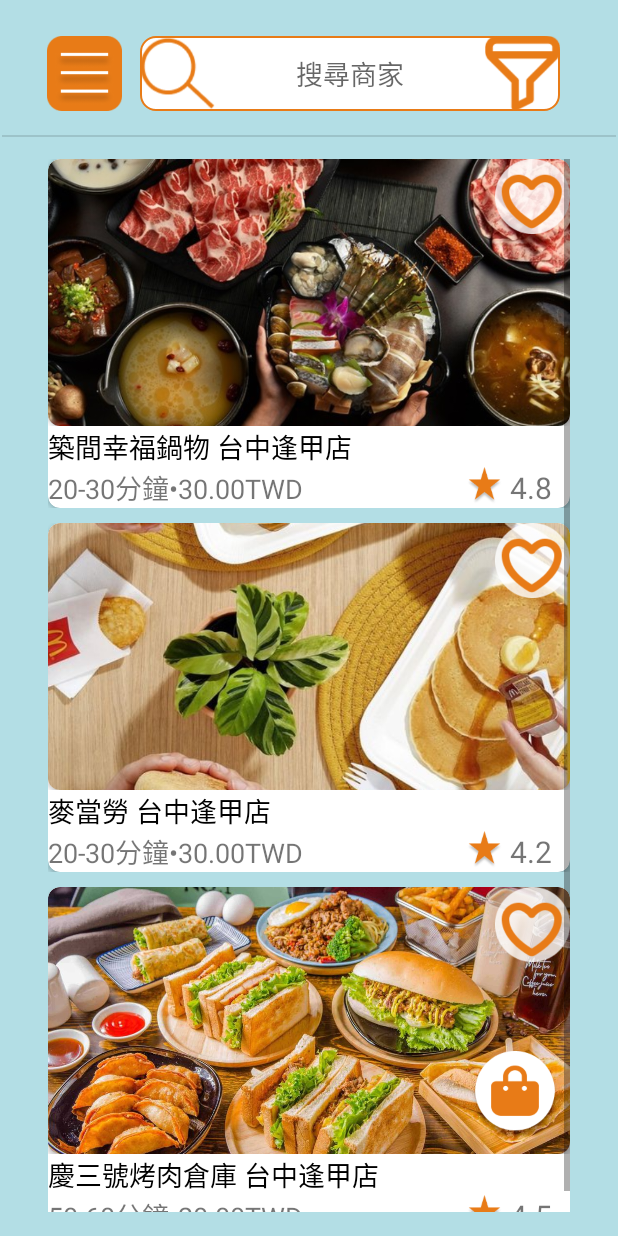
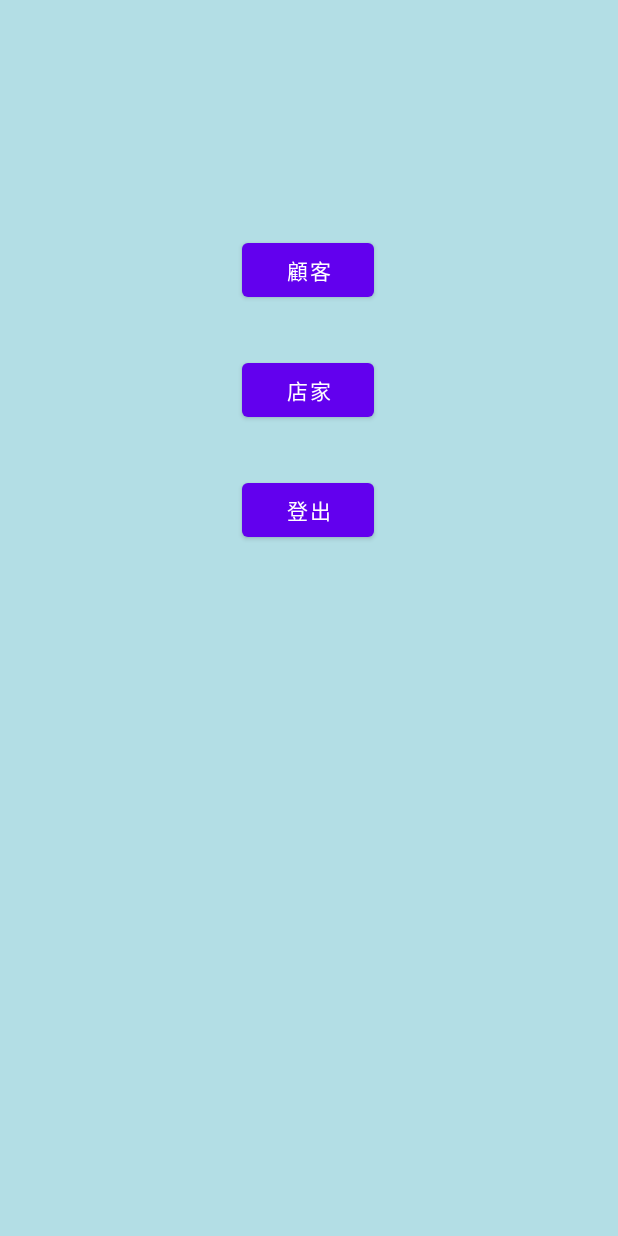
Before and after one commit to benson0935679831/lol_deliver, an Android app: the MainActivity screen opened directly, with no data from a screen before it, on a phone screen of 412 x 824 dp. Run offline under Robolectric (Android 15) with nearby library versions, the phone set to English and light mode, and no system bars; our stand-ins replace Firebase (no records; nobody signed in at launch, a user with empty details on screens opened directly).

Commit message:
解決版本問題+主畫面按鈕

```diff
--- a/android/app/src/main/AndroidManifest.xml
+++ b/android/app/src/main/AndroidManifest.xml
@@ -20,6 +20,8 @@
         <activity
             android:name=".LoginActivity"
             android:exported="false" />
+        <activity android:name=".CustomerBeginActivity"
+            android:exported="false" />
         <activity
             android:name=".MainActivity"
             android:exported="true">
--- a/android/app/src/main/java/com/example/lol_deliver/CustomerBeginActivity.java
+++ b/android/app/src/main/java/com/example/lol_deliver/CustomerBeginActivity.java
@@ -37,6 +37,7 @@
     public void onItemClick(AdapterView<?> adapterView, View view, int index, long l) {
         Toast.makeText(this, "第"+Integer.toString(index)+"間餐廳",Toast.LENGTH_SHORT).show();
         Intent intent = new Intent(this, ShopMenuActivity.class);
+        startActivity(intent);
     }
     public void onClick(View view){
         Intent intent = new Intent(this, ShopkeeperHomepage.class);
--- a/android/app/src/main/java/com/example/lol_deliver/MainActivity.java
+++ b/android/app/src/main/java/com/example/lol_deliver/MainActivity.java
@@ -9,9 +9,11 @@
 import android.widget.ListView;
 import android.widget.Toast;
 
+import com.google.firebase.auth.FirebaseAuth;
+
 import java.util.ArrayList;
 
-public class MainActivity extends AppCompatActivity implements AdapterView.OnItemClickListener {
+public class MainActivity extends AppCompatActivity {
 
     @Override
     protected void onCreate(Bundle savedInstanceState) {
@@ -22,29 +24,17 @@
 
         Intent intent = new Intent(this, LoginActivity.class);
         startActivity(intent);
-        ArrayList<ShopItem> shopList = new ArrayList<ShopItem>();
 
-        shopList.add(new ShopItem(R.drawable.zhujian,"築間幸福鍋物 台中逢甲店","20-30分鐘•30.00TWD", "4.8"));
-        shopList.add(new ShopItem(R.drawable.macdonald,"麥當勞 台中逢甲店","20-30分鐘•30.00TWD", "4.2"));
-        shopList.add(new ShopItem(R.drawable.qingno3,"慶三號烤肉倉庫 台中逢甲店","50-60分鐘•20.00TWD", "4.5"));
-
-        ShopAdapter adapter = new ShopAdapter(this,R.layout.shopitem, shopList);
-
-        ListView lvShop =(ListView) findViewById(R.id.lv_shops);
-        lvShop.setAdapter(adapter);
-        lvShop.setOnItemClickListener(this);
     }
-
-    @Override
-    public void onItemClick(AdapterView<?> adapterView, View view, int index, long l) {
-
-        Toast.makeText(this, "第"+Integer.toString(index)+"間餐廳",Toast.LENGTH_SHORT).show();
-        Intent intent = new Intent(this, ShopMenuActivity.class);
-        startActivity(intent);
-    }
-    public void onClick(View view){
+    public void goToShop(View view){
         Intent intent = new Intent(this, ShopkeeperHomepage.class);
         startActivity(intent);
     }
-
+    public void goToCustomer(View view){
+        Intent intent = new Intent(this, CustomerBeginActivity.class);
+        startActivity(intent);
+    }
+    public void sign_out(View view){
+        FirebaseAuth.getInstance().signOut();
+    }
 }
--- a/android/app/src/main/res/layout/activity_main.xml
+++ b/android/app/src/main/res/layout/activity_main.xml
@@ -7,102 +7,38 @@
     android:background="@color/MainTheme_color"
     tools:context=".MainActivity">
 
-    <ImageButton
-        android:id="@+id/btn_setting"
-        android:layout_width="50dp"
-        android:layout_height="50dp"
-        android:layout_marginStart="16dp"
-        android:layout_marginTop="24dp"
-        android:background="#00000000"
-        android:onClick="onClick"
-        android:scaleType="fitCenter"
-        app:layout_constraintEnd_toEndOf="parent"
-        app:layout_constraintHorizontal_bias="0.044"
-        app:layout_constraintStart_toStartOf="parent"
-        app:layout_constraintTop_toTopOf="parent"
-        app:srcCompat="@drawable/icon_setting"
-        tools:ignore="SpeakableTextPresentCheck" />
-
-    <FrameLayout
-        android:id="@+id/frameLayout"
-        android:layout_width="280dp"
-        android:layout_height="50dp"
-        android:layout_marginStart="12dp"
-        app:layout_constraintBottom_toBottomOf="@+id/btn_setting"
-        app:layout_constraintStart_toEndOf="@+id/btn_setting"
-        app:layout_constraintTop_toTopOf="@+id/btn_setting">
-
-        <com.google.android.material.textfield.TextInputEditText
-            android:id="@+id/et_search"
-            android:layout_width="280dp"
-            android:layout_height="50dp"
-            android:background="@drawable/example"
-            android:gravity="center"
-            android:hint="搜尋商家"
-            android:shadowColor="#40000000"
-            android:shadowDy="4" />
-
-        <ImageView
-            android:id="@+id/iv_magnifier"
-            android:layout_width="50dp"
-            android:layout_height="50dp"
-            app:srcCompat="@drawable/icon_search" />
-
-        <ImageView
-            android:id="@+id/iv_filter"
-            android:layout_width="50dp"
-            android:layout_height="50dp"
-            android:layout_gravity="right"
-            android:layout_weight="1"
-            app:srcCompat="@drawable/filter" />
-
-    </FrameLayout>
-
-    <View
-        android:id="@+id/divider2"
-        android:layout_width="409dp"
-        android:layout_height="1dp"
-        android:layout_marginTop="16dp"
-        android:background="?android:attr/listDivider"
-        app:layout_constraintEnd_toEndOf="parent"
-        app:layout_constraintStart_toStartOf="parent"
-        app:layout_constraintTop_toBottomOf="@+id/frameLayout" />
-
-    <ListView
-        android:id="@+id/lv_shops"
-        android:layout_width="0dp"
-        android:layout_height="0dp"
-        android:layout_marginStart="32dp"
-        android:layout_marginTop="16dp"
-        android:layout_marginEnd="32dp"
-        android:layout_marginBottom="16dp"
-        android:divider="#00ffffff"
-        android:dividerHeight="10dp"
-        app:layout_constraintBottom_toBottomOf="parent"
-        app:layout_constraintEnd_toEndOf="parent"
-        app:layout_constraintHorizontal_bias="0.0"
-        app:layout_constraintStart_toStartOf="parent"
-        app:layout_constraintTop_toTopOf="@+id/divider2"
-        app:layout_constraintVertical_bias="1.0">
-
-    </ListView>
-
-    <ImageView
-        android:id="@+id/imageView5"
-        android:layout_width="60dp"
-        android:layout_height="60dp"
-        android:clickable="false"
-        app:layout_constraintEnd_toEndOf="parent"
-        app:layout_constraintHorizontal_bias="0.891"
-        app:layout_constraintStart_toStartOf="parent"
-        app:layout_constraintTop_toTopOf="@+id/guideline4"
-        app:srcCompat="@drawable/basket" />
-
-    <androidx.constraintlayout.widget.Guideline
-        android:id="@+id/guideline4"
+    <Button
+        android:id="@+id/button6"
         android:layout_width="wrap_content"
         android:layout_height="wrap_content"
-        android:orientation="horizontal"
-        app:layout_constraintGuide_percent="0.85" />
+        android:layout_marginTop="156dp"
+        android:onClick="goToCustomer"
+        android:text="顧客"
+        app:layout_constraintEnd_toEndOf="parent"
+        app:layout_constraintHorizontal_bias="0.498"
+        app:layout_constraintStart_toStartOf="parent"
+        app:layout_constraintTop_toTopOf="parent" />
 
+    <Button
+        android:id="@+id/button7"
+        android:layout_width="wrap_content"
+        android:layout_height="wrap_content"
+        android:layout_marginTop="32dp"
+        android:onClick="goToShop"
+        android:text="店家"
+        app:layout_constraintEnd_toEndOf="@+id/button6"
+        app:layout_constraintStart_toStartOf="@+id/button6"
+        app:layout_constraintTop_toBottomOf="@+id/button6" />
+
+    <Button
+        android:id="@+id/button8"
+        android:layout_width="wrap_content"
+        android:layout_height="wrap_content"
+        android:layout_marginTop="32dp"
+        android:onClick="sign_out"
+        android:text="登出"
+        app:layout_constraintEnd_toEndOf="@+id/button7"
+        app:layout_constraintHorizontal_bias="0.0"
+        app:layout_constraintStart_toStartOf="@+id/button7"
+        app:layout_constraintTop_toBottomOf="@+id/button7" />
 </androidx.constraintlayout.widget.ConstraintLayout>
```
Also changed, not shown: 556 other files.
